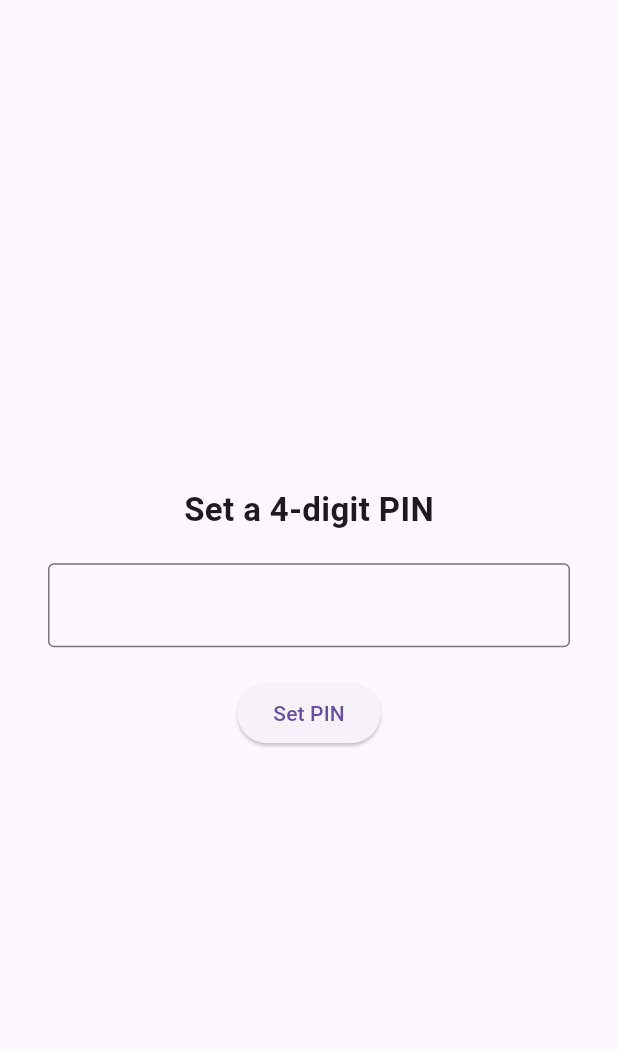
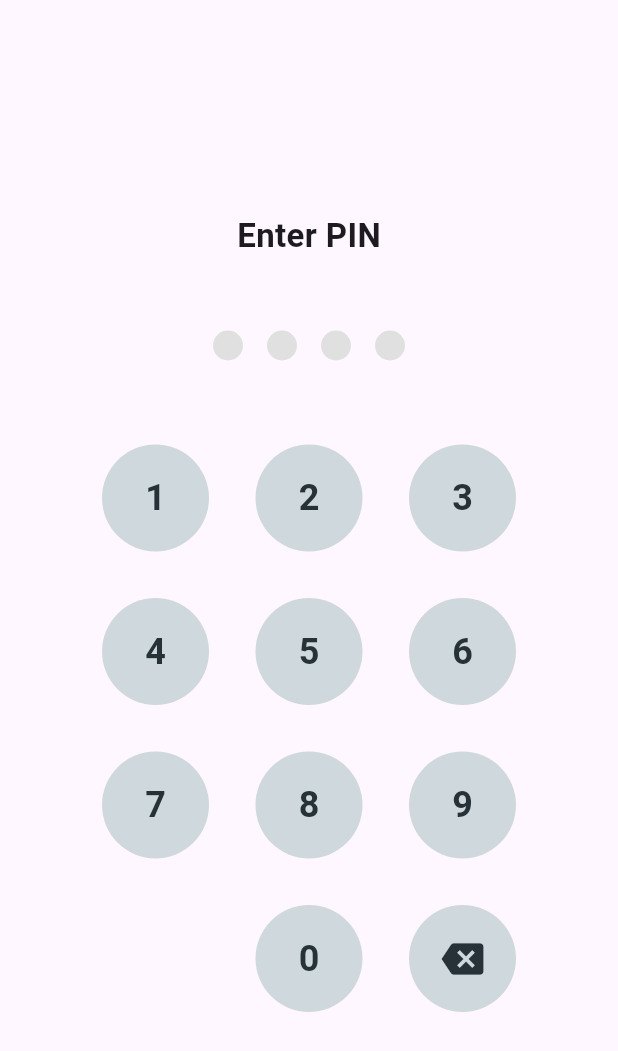
Before and after one commit to Reganexus/MyWalletApp, a Flutter app: the screen it shows after launch, on a phone screen of 412 x 824 dp. Shown: the top 1051 px of the screen. Run offline on Flutter 3.47's test engine with Material 3 defaults, Android fonts, the phone set to English and light mode, and no system bars; our stand-ins replace flutter_dotenv, shared_preferences, sqflite; accounts and stored records are empty.

Commit message:
Added change pin feature and refactored setting pin

```diff
--- a/lib/main.dart
+++ b/lib/main.dart
@@ -47,7 +47,7 @@ class MyApp extends StatelessWidget {
     return MaterialApp(
       title: 'Wallet App',
       theme: ThemeData(primarySwatch: Colors.blue),
-      home: const PinScreen(),
+      home: const PinScreen(mode: PinMode.unlock),
     );
   }
 }
--- a/lib/screens/pin_screen.dart
+++ b/lib/screens/pin_screen.dart
@@ -2,17 +2,23 @@ import 'package:flutter/material.dart';
 import 'package:shared_preferences/shared_preferences.dart';
 import 'dashboard_screen.dart';
 
+enum PinMode { unlock, set, change }
+
 class PinScreen extends StatefulWidget {
-  const PinScreen({super.key});
+  final PinMode mode;
+
+  const PinScreen({super.key, required this.mode});
 
   @override
   State<PinScreen> createState() => _PinScreenState();
 }
 
 class _PinScreenState extends State<PinScreen> {
-  final TextEditingController _pinController = TextEditingController();
+  String _enteredPin = "";
   String? _savedPin;
-  bool _isSettingNewPin = false;
+  String? _tempPin;
+  bool _isConfirmingPin = false;
+  bool _isVerifyingOldPin = false;
 
   @override
   void initState() {
@@ -25,7 +31,9 @@ class _PinScreenState extends State<PinScreen> {
     final pin = prefs.getString("app_pin");
     setState(() {
       _savedPin = pin;
-      _isSettingNewPin = pin == null;
+      if (widget.mode == PinMode.change) {
+        _isVerifyingOldPin = true;
+      }
     });
   }
 
@@ -34,25 +42,79 @@ class _PinScreenState extends State<PinScreen> {
     await prefs.setString("app_pin", pin);
   }
 
+  void _onKeyPressed(String key) {
+    setState(() {
+      if (key == "back") {
+        if (_enteredPin.isNotEmpty) {
+          _enteredPin = _enteredPin.substring(0, _enteredPin.length - 1);
+        }
+      } else {
+        if (_enteredPin.length < 4) {
+          _enteredPin += key;
+        }
+      }
+    });
+
+    if (_enteredPin.length == 4) {
+      _submitPin();
+    }
+  }
+
   void _submitPin() async {
-    if (_isSettingNewPin) {
-      if (_pinController.text.length == 4) {
-        await _savePin(_pinController.text);
-        setState(() {
-          _isSettingNewPin = false;
-          _savedPin = _pinController.text;
-        });
+    if (widget.mode == PinMode.unlock) {
+      _handleUnlock();
+    } else if (widget.mode == PinMode.set) {
+      _handleSetPin();
+    } else if (widget.mode == PinMode.change) {
+      _handleChangePin();
+    }
+  }
+
+  void _handleUnlock() {
+    if (_enteredPin == _savedPin) {
+      _goToDashboard();
+    } else {
+      _showError("Incorrect PIN");
+    }
+  }
+
+  void _handleSetPin() async {
+    if (_isConfirmingPin) {
+      if (_enteredPin == _tempPin) {
+        await _savePin(_enteredPin);
         _goToDashboard();
+      } else {
+        _showError("PINs do not match. Try again.");
       }
     } else {
-      if (_pinController.text == _savedPin) {
-        _goToDashboard();
+      _tempPin = _enteredPin;
+      _enteredPin = "";
+      _isConfirmingPin = true;
+      setState(() {});
+    }
+  }
+
+  void _handleChangePin() async {
+    if (_isVerifyingOldPin) {
+      if (_enteredPin == _savedPin) {
+        _enteredPin = "";
+        _isVerifyingOldPin = false;
+        setState(() {});
       } else {
-        ScaffoldMessenger.of(
-          context,
-        ).showSnackBar(const SnackBar(content: Text("Incorrect PIN")));
+        _showError("Incorrect old PIN");
       }
+    } else {
+      _handleSetPin();
     }
+  }
+
+  void _showError(String msg) {
+    ScaffoldMessenger.of(context).showSnackBar(SnackBar(content: Text(msg)));
+    setState(() {
+      _enteredPin = "";
+      _isConfirmingPin = false;
+      _tempPin = null;
+    });
   }
 
   void _goToDashboard() {
@@ -62,39 +124,113 @@ class _PinScreenState extends State<PinScreen> {
     );
   }
 
+  Widget _buildPinDots() {
+    return Row(
+      mainAxisAlignment: MainAxisAlignment.center,
+      children: List.generate(4, (index) {
+        bool filled = index < _enteredPin.length;
+        return Container(
+          margin: const EdgeInsets.all(8),
+          width: 20,
+          height: 20,
+          decoration: BoxDecoration(
+            shape: BoxShape.circle,
+            color: filled ? Colors.blueGrey : Colors.grey[300],
+          ),
+        );
+      }),
+    );
+  }
+
+  Widget _buildKeypadButton(String text, {IconData? icon}) {
+    return GestureDetector(
+      onTap: () => _onKeyPressed(text),
+      child: Container(
+        alignment: Alignment.center,
+        margin: const EdgeInsets.all(8),
+        width: 70,
+        height: 70,
+        decoration: BoxDecoration(
+          shape: BoxShape.circle,
+          color: Colors.blueGrey[100],
+        ),
+        child:
+            icon != null
+                ? Icon(icon, size: 28, color: Colors.blueGrey[900])
+                : Text(
+                  text,
+                  style: TextStyle(
+                    fontSize: 24,
+                    fontWeight: FontWeight.bold,
+                    color: Colors.blueGrey[900],
+                  ),
+                ),
+      ),
+    );
+  }
+
   @override
   Widget build(BuildContext context) {
+    String title = "";
+    if (widget.mode == PinMode.unlock) {
+      title = "Enter PIN";
+    } else if (widget.mode == PinMode.set) {
+      title = _isConfirmingPin ? "Confirm your PIN" : "Set a 4-digit PIN";
+    } else if (widget.mode == PinMode.change) {
+      if (_isVerifyingOldPin) {
+        title = "Enter old PIN";
+      } else {
+        title = _isConfirmingPin ? "Confirm new PIN" : "Enter new PIN";
+      }
+    }
+
     return Scaffold(
-      body: Center(
-        child: Padding(
-          padding: const EdgeInsets.all(32),
+      body: SafeArea(
+        child: Center(
           child: Column(
+            mainAxisSize: MainAxisSize.min,
             mainAxisAlignment: MainAxisAlignment.center,
             children: [
               Text(
-                _isSettingNewPin ? "Set a 4-digit PIN" : "Enter PIN",
+                title,
                 style: const TextStyle(
                   fontSize: 22,
                   fontWeight: FontWeight.bold,
                 ),
               ),
-              const SizedBox(height: 20),
-              TextField(
-                controller: _pinController,
-                keyboardType: TextInputType.number,
-                obscureText: true,
-                maxLength: 4,
-                decoration: const InputDecoration(
-                  border: OutlineInputBorder(),
-                  counterText: "",
+              const SizedBox(height: 40),
+              _buildPinDots(),
+              const SizedBox(height: 40),
+
+              // Keypad
+              GridView.count(
+                shrinkWrap: true,
+                physics: const NeverScrollableScrollPhysics(),
+                crossAxisCount: 3,
+                mainAxisSpacing: 15,
+                crossAxisSpacing: 15,
+                padding: const EdgeInsets.symmetric(horizontal: 60),
+                children: [
+                  for (var i = 1; i <= 9; i++) _buildKeypadButton(i.toString()),
+                  const SizedBox(),
+                  _buildKeypadButton("0"),
+                  _buildKeypadButton("back", icon: Icons.backspace),
+                ],
+              ),
+
+              if (_isConfirmingPin) ...[
+                const SizedBox(height: 20),
+                TextButton(
+                  onPressed: () {
+                    setState(() {
+                      _isConfirmingPin = false;
+                      _enteredPin = "";
+                      _tempPin = null;
+                    });
+                  },
+                  child: const Text("Go back"),
                 ),
-                onSubmitted: (_) => _submitPin(),
-              ),
-              const SizedBox(height: 20),
-              ElevatedButton(
-                onPressed: _submitPin,
-                child: Text(_isSettingNewPin ? "Set PIN" : "Unlock"),
-              ),
+              ],
             ],
           ),
         ),
--- a/lib/widgets/Account_Balance/add_account_modal.dart
+++ b/lib/widgets/Account_Balance/add_account_modal.dart
@@ -172,7 +172,7 @@ class _AddAccountFormState extends State<AddAccountForm> {
 
             // 2. Currency
             DropdownButtonFormField<String>(
-              value: _selectedCurrency,
+              initialValue: _selectedCurrency,
               decoration: const InputDecoration(
                 labelText: "Currency",
                 border: OutlineInputBorder(),
@@ -217,7 +217,7 @@ class _AddAccountFormState extends State<AddAccountForm> {
 
             // 4. Category
             DropdownButtonFormField<AccountCategory>(
-              value: _selectedCategory,
+              initialValue: _selectedCategory,
               decoration: const InputDecoration(
                 labelText: "Category",
                 border: OutlineInputBorder(),
--- a/lib/widgets/Add_Transaction/add_transaction_button.dart
+++ b/lib/widgets/Add_Transaction/add_transaction_button.dart
@@ -51,7 +51,7 @@ class _AddTransactionFormState extends State<AddTransactionForm> {
         children: [
           // Dropdown for accounts
           DropdownButtonFormField<int>(
-            value: _selectedAccountId,
+            initialValue: _selectedAccountId,
             items:
                 accounts
                     .map(
@@ -72,7 +72,7 @@ class _AddTransactionFormState extends State<AddTransactionForm> {
 
           // Transaction Type
           DropdownButtonFormField<String>(
-            value: _type,
+            initialValue: _type,
             items: const [
               DropdownMenuItem(value: "income", child: Text("Income")),
               DropdownMenuItem(value: "expense", child: Text("Expense")),
@@ -96,7 +96,7 @@ class _AddTransactionFormState extends State<AddTransactionForm> {
 
           // Category
           DropdownButtonFormField<String>(
-            value: _category.isNotEmpty ? _category : null,
+            initialValue: _category.isNotEmpty ? _category : null,
             items:
                 (_type == "income" ? incomeCategories : expenseCategories)
                     .map(
--- a/lib/widgets/Upcoming_Bills/add_bill_modal.dart
+++ b/lib/widgets/Upcoming_Bills/add_bill_modal.dart
@@ -234,7 +234,7 @@ class _AddBillFormState extends State<AddBillForm> {
 
             // 4. Status
             DropdownButtonFormField<BillStatus>(
-              value: _status,
+              initialValue: _status,
               decoration: const InputDecoration(
                 labelText: "Status",
                 border: OutlineInputBorder(),
--- a/pubspec.yaml
+++ b/pubspec.yaml
@@ -20,7 +20,7 @@ dependencies:
 dev_dependencies:
   flutter_test:
     sdk: flutter
-  flutter_lints: ^5.0.0
+  flutter_lints: ^6.0.0
 
 flutter:
   uses-material-design: true
```
Also changed, not shown: lib/widgets/Sidebar/change_pin.dart (added, +11 -0 lines), lib/widgets/Sidebar/profile_sidebar.dart (+11 -1 lines), pubspec.lock, 2 other files.
